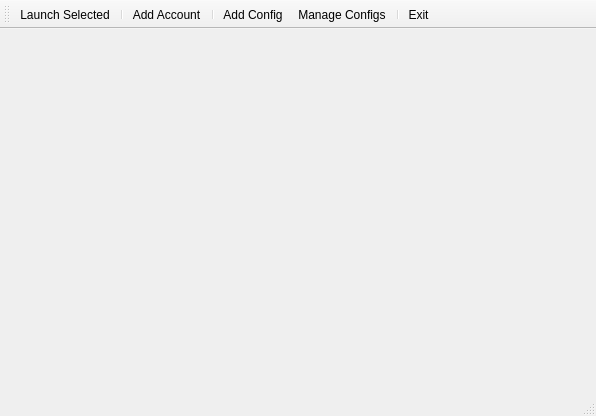
First picture: the form in mcl/gui/main_window.ui, repository narthollis/eve-mcl, before the edit.
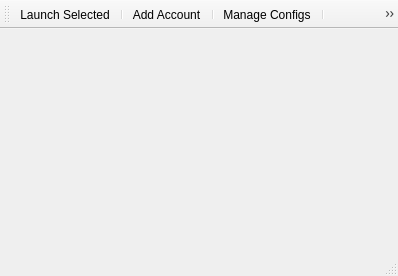
Second picture: the form after the edit. Icons and pictures are not drawn.

Commit message: Added About Dialog, Moved Add Client to Manage Clients Dialog

The edit to the form file:
```diff
--- a/mcl/gui/main_window.ui
+++ b/mcl/gui/main_window.ui
@@ -6,8 +6,8 @@
    <rect>
     <x>0</x>
     <y>0</y>
-    <width>596</width>
-    <height>416</height>
+    <width>398</width>
+    <height>276</height>
    </rect>
   </property>
   <property name="windowTitle">
@@ -44,9 +44,10 @@
    <addaction name="separator"/>
    <addaction name="actionAdd_Account"/>
    <addaction name="separator"/>
-   <addaction name="actionAdd_Config"/>
    <addaction name="actionManage_Configs"/>
    <addaction name="separator"/>
+   <addaction name="actionAbout"/>
+   <addaction name="separator"/>
    <addaction name="actionExit"/>
   </widget>
   <action name="actionLaunch_Selected">
@@ -73,18 +74,6 @@
     <string>Acc Account</string>
    </property>
   </action>
-  <action name="actionAdd_Config">
-   <property name="icon">
-    <iconset resource="main_window.qrc">
-     <normaloff>:/icons/icons/Crystal_Clear_action_db_add.png</normaloff>:/icons/icons/Crystal_Clear_action_db_add.png</iconset>
-   </property>
-   <property name="text">
-    <string>Add Config</string>
-   </property>
-   <property name="toolTip">
-    <string>Add Config</string>
-   </property>
-  </action>
   <action name="actionManage_Configs">
    <property name="icon">
     <iconset resource="main_window.qrc">
@@ -109,6 +98,18 @@
     <string>Exit</string>
    </property>
   </action>
+  <action name="actionAbout">
+   <property name="icon">
+    <iconset resource="main_window.qrc">
+     <normaloff>:/icons/icons/Crystal_Clear_action_info.png</normaloff>:/icons/icons/Crystal_Clear_action_info.png</iconset>
+   </property>
+   <property name="text">
+    <string>About MCL</string>
+   </property>
+   <property name="toolTip">
+    <string>About MCL</string>
+   </property>
+  </action>
  </widget>
  <resources>
   <include location="main_window.qrc"/>
```
The commit also changes 9 other files.
